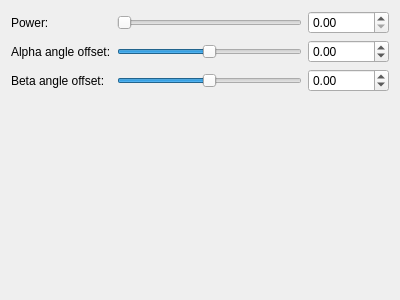
Above: mandelbulber2/qt_data/fractal_xenodreambuie.ui from buddhi1980/mandelbulber2 before the change. Below: the same form after it.
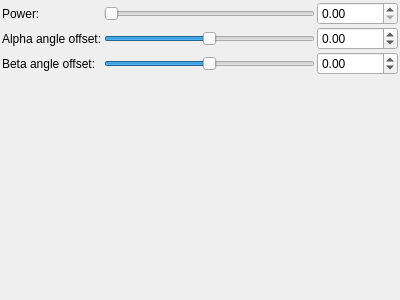
That is the form after the change. Custom widgets are drawn as their Qt base class.

Commit message: - reduced all margins and spacings in ui - added class to store animation frames - added closable dock for animation control (actually empty)

What changed in the file:
```diff
--- a/mandelbulber2/qt_data/fractal_xenodreambuie.ui
+++ b/mandelbulber2/qt_data/fractal_xenodreambuie.ui
@@ -14,8 +14,26 @@
    <string>Form</string>
   </property>
   <layout class="QVBoxLayout" name="verticalLayout">
+   <property name="spacing">
+    <number>2</number>
+   </property>
+   <property name="leftMargin">
+    <number>2</number>
+   </property>
+   <property name="topMargin">
+    <number>2</number>
+   </property>
+   <property name="rightMargin">
+    <number>2</number>
+   </property>
+   <property name="bottomMargin">
+    <number>2</number>
+   </property>
    <item>
     <layout class="QGridLayout" name="gridLayout">
+     <property name="spacing">
+      <number>2</number>
+     </property>
      <item row="2" column="1">
       <widget class="QSlider" name="slider_beta_angle_offset">
        <property name="minimum">
```
The commit also changes 29 other files.
